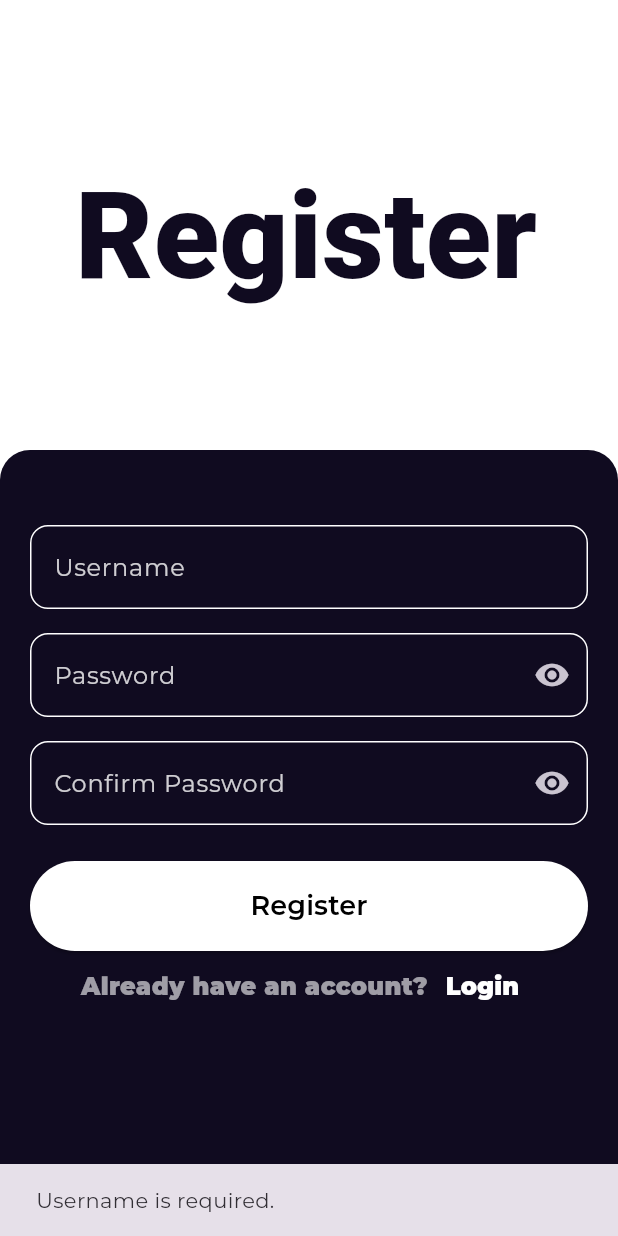
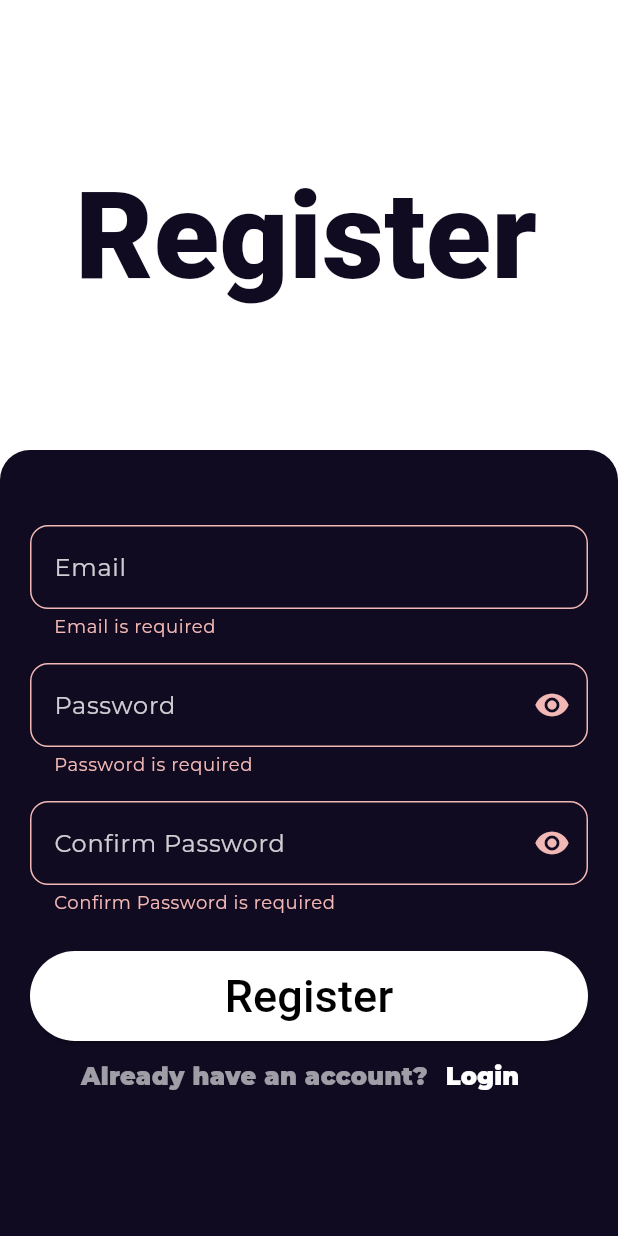
Before and after one commit to Shehta2000/Bookly, a Flutter app: the RegisterScreen screen opened by its route, after a tap on "Register", on a phone screen of 412 x 824 dp. Run offline on Flutter 3.47's test engine with Material 3 defaults, Android fonts, the phone set to English and light mode, and no system bars; our stand-ins replace awesome_snackbar_content, bloc, cached_network_image, dartz, dio, equatable and 6 more; missing offline and left inert: awesome_snackbar_content_new, fancy_snackbar; accounts and stored records are empty.

Commit message:
Validator textField Done

```diff
--- /dev/null
+++ b/lib/features/auth/views/register_screen.dart
@@ -0,0 +1,171 @@
+import 'package:awesome_snackbar_content/awesome_snackbar_content.dart';
+import 'package:bookly_app/constans.dart';
+import 'package:bookly_app/features/auth/widgets/custom_text_button.dart';
+import 'package:bookly_app/features/auth/widgets/custom_text_field.dart';
+import 'package:bookly_app/features/auth/widgets/custom_user_button.dart';
+import 'package:fancy_snackbar/fancy_snackbar.dart';
+import 'package:flutter/material.dart';
+import 'package:go_router/go_router.dart';
+import 'package:shared_preferences/shared_preferences.dart';
+
+import '../../../core/utils/app_router.dart';
+import '../../../core/utils/styles.dart';
+
+class RegisterScreen extends StatefulWidget {
+  const RegisterScreen({super.key});
+
+  @override
+  State<RegisterScreen> createState() => _RegisterScreenState();
+}
+
+class _RegisterScreenState extends State<RegisterScreen> {
+  final TextEditingController _usernameController = TextEditingController();
+  final TextEditingController _passwordController = TextEditingController();
+  final TextEditingController _confirmPasswordController =
+      TextEditingController();
+  final formKey = GlobalKey<FormState>();
+
+  Future<void> _register() async {
+    final username = _usernameController.text.trim();
+    final password = _passwordController.text.trim();
+    final confirmPassword = _confirmPasswordController.text.trim();
+
+
+    // حفظ بيانات المستخدم في SharedPreferences
+    final prefs = await SharedPreferences.getInstance();
+    await prefs.setString('username', username);
+    await prefs.setString('password', password);
+        await prefs.setString('confirmPassword', confirmPassword);
+
+         // عرض رسالة النجاح
+
+     FancySnackbar.show(context, 'Successfully Registered',
+       logo: const Icon(Icons.check, color: Colors.green, size: 32),
+       seconds: 2
+       );
+       GoRouter.of(context).push(AppRouter.kLoginScreen);
+
+    // عرض رسالة النجاح
+
+  }
+
+  @override
+  Widget build(BuildContext context) {
+    final size = MediaQuery.of(context).size;
+    return SafeArea(
+      child: Scaffold(
+        resizeToAvoidBottomInset: true,
+        backgroundColor: Colors.white,
+        body: Stack(
+          children: [
+            Padding(
+              padding: const EdgeInsets.only(top: 100, left: 50),
+              child: Text(
+                'Register',
+                style: Styles.textStyle30.copyWith(
+                  fontWeight: FontWeight.w900,
+                  fontSize: 80,
+                  color: kPrimaryColor,
+                ),
+              ),
+            ),
+            Container(
+              margin: const EdgeInsets.only(top: 300),
+              height: double.infinity,
+              width: size.width,
+              decoration: const BoxDecoration(
+                color: kPrimaryColor,
+                borderRadius: BorderRadius.only(
+                  topLeft: Radius.circular(20),
+                  topRight: Radius.circular(20),
+                ),
+              ),
+              child: Padding(
+                padding: const EdgeInsets.symmetric(horizontal: 20),
+                child: SingleChildScrollView(
+                  child: Form(
+                    key: formKey,
+                    child: Column(
+                      children: [
+                        const SizedBox(height: 50),
+                        CustomTextField(
+                          validator: (value) {
+                            if (value == null || value.isEmpty) {
+                              return 'Email is required';
+                            }
+                            return null;
+                          },
+                          label: 'Email',
+                          controller: _usernameController,
+                        ),
+                        const SizedBox(height: 16),
+                        CustomTextField(
+                          validator: (value) {
+                            if (value == null || value.isEmpty) {
+                              return 'Password is required';
+                            }
+                            if(value.length<8){
+                              return 'Password must be at least 8 characters';
+                            }
+                            if(_passwordController.text!=_confirmPasswordController.text){
+                              return 'Passwords don\'t match';
+                            }
+                            return null;
+                          },
+                          label: 'Password',
+                          isPassword: true,
+                          controller: _passwordController,
+                        ),
+                        const SizedBox(height: 16),
+                        CustomTextField(
+                          validator: (value) {
+                            if (value == null || value.isEmpty) {
+                              return 'Confirm Password is required';
+                            }
+                             if(_passwordController.text!=_confirmPasswordController.text){
+                              return 'Passwords don\'t match';
+                            }
+                            return null;
+                          },
+                          label: 'Confirm Password',
+                          isPassword: true,
+                          controller: _confirmPasswordController,
+                        ),
+                        const SizedBox(height: 24),
+                        CustomUserButton(
+
+                          text: 'Register',
+                          onPressed: () {
+                            if (formKey.currentState!.validate()) {
+                              _register();
+                            }
+                          },
+                        ),
+                        Row(
+                          mainAxisAlignment: MainAxisAlignment.center,
+                          children: [
+                            Text(
+                              'Already have an account?',
+                              style: Styles.textStyle16.copyWith(
+                                fontWeight: FontWeight.w900,
+                                color: Colors.white.withOpacity(0.6),
+                              ),
+                            ),
+                             CustomTextButton(
+                             onPressed: () => GoRouter.of(context).push(AppRouter.kLoginScreen),
+                             text: 'Login',
+                           ),
+                          ],
+                        ),
+                      ],
+                    ),
+                  ),
+                ),
+              ),
+            ),
+          ],
+        ),
+      ),
+    );
+  }
+}
--- /dev/null
+++ b/lib/features/auth/widgets/custom_text_button.dart
@@ -0,0 +1,29 @@
+// ignore_for_file: public_member_api_docs, sort_constructors_first
+import 'package:flutter/material.dart';
+import 'package:go_router/go_router.dart';
+
+import 'package:bookly_app/core/utils/app_router.dart';
+
+import '../../../core/utils/styles.dart';
+
+class CustomTextButton extends StatelessWidget {
+   CustomTextButton({
+    super.key,
+    required this.text,
+  required this.onPressed});
+   final String text;
+   void Function()? onPressed;
+  @override
+  Widget build(BuildContext context) {
+    return TextButton(
+      onPressed: onPressed,
+      child: Text(
+        text,
+        style: Styles.textStyle16.copyWith(
+          fontWeight: FontWeight.w900,
+          color: Colors.white,
+        ),
+      ),
+    );
+  }
+}
--- a/lib/features/login/widgets/custom_text_field.dart
+++ b/lib/features/auth/widgets/custom_text_field.dart
@@ -3,13 +3,14 @@ import 'package:flutter/material.dart';
 class CustomTextField extends StatefulWidget {
   final String label;
   final bool isPassword;
-  final TextEditingController controller; // إضافة TextEditingController
+  final TextEditingController controller;
+  final String? Function(String?)? validator; // إضافة TextEditingController
 
   const CustomTextField({
     super.key,
     required this.label,
     this.isPassword = false,
-    required this.controller, // تمرير TextEditingController
+    required this.controller, this.validator, // تمرير TextEditingController
   });
 
   @override
@@ -27,7 +28,8 @@ class _CustomTextFieldState extends State<CustomTextField> {
 
   @override
   Widget build(BuildContext context) {
-    return TextField(
+    return TextFormField(
+      validator: widget.validator,
       controller: widget.controller, // استخدام TextEditingController
       obscureText: _isPasswordVisible,
       decoration: InputDecoration(
--- a/lib/features/login/widgets/custom_user_button.dart
+++ b/lib/features/auth/widgets/custom_user_button.dart
@@ -17,7 +17,7 @@ class CustomUserButton extends StatelessWidget {
       style: ElevatedButton.styleFrom(
         backgroundColor: Colors.white,
         minimumSize: const Size(400, 60),
-      ), child: Text(text,style: Styles.textStyle18.copyWith(color: Colors.black),),
+      ), child: Text(text,style: Styles.textStyle30.copyWith(color: Colors.black, fontWeight: FontWeight.w500,fontSize: 30),),
     );
   }
 }
--- a/lib/features/login/views/register_screen.dart
+++ /dev/null
@@ -1,152 +0,0 @@
-import 'package:bookly_app/constans.dart';
-import 'package:bookly_app/features/login/widgets/custom_text_field.dart';
-import 'package:bookly_app/features/login/widgets/custom_user_button.dart';
-import 'package:flutter/material.dart';
-import 'package:go_router/go_router.dart';
-import 'package:shared_preferences/shared_preferences.dart';
-
-import '../../../core/utils/app_router.dart';
-import '../../../core/utils/styles.dart';
-class RegisterScreen extends StatefulWidget {
-  const RegisterScreen({super.key});
-
-  @override
-  State<RegisterScreen> createState() => _RegisterScreenState();
-}
-
-class _RegisterScreenState extends State<RegisterScreen> {
-  final TextEditingController _usernameController = TextEditingController();
-  final TextEditingController _passwordController = TextEditingController();
-  final TextEditingController _confirmPasswordController = TextEditingController();
-
-  Future<void> _register() async {
-  final username = _usernameController.text.trim();
-  final password = _passwordController.text.trim();
-  final confirmPassword = _confirmPasswordController.text.trim();
-
-     if (username.isEmpty) {
-    _showMessage('Username is required.');
-    return;
-  }
-  if (password.isEmpty) {
-    _showMessage('Password is required.');
-    return;
-  }
-  if (confirmPassword.isEmpty) {
-    _showMessage('Confirm Password is required.');
-    return;
-  }
-
-  // التحقق من تطابق كلمة المرور
-  if (password != confirmPassword) {
-    _showMessage('Passwords do not match.');
-    return;
-  }
-     // حفظ بيانات المستخدم في SharedPreferences
-   final prefs = await SharedPreferences.getInstance();
-  await prefs.setString('username', username);
-  await prefs.setString('password', password);
-
-
-    _showMessage('Registration Successful!');
-    GoRouter.of(context).push(AppRouter.kLoginScreen);
-  }
-
-  void _showMessage(String message) {
-    ScaffoldMessenger.of(context).showSnackBar(
-      SnackBar(content: Text(message)),
-    );
-  }
-
-  @override
-  Widget build(BuildContext context) {
-    final size = MediaQuery.of(context).size;
-    return SafeArea(
-      child: Scaffold(
-        resizeToAvoidBottomInset: true,
-        backgroundColor: Colors.white,
-        body: Stack(
-          children: [
-            Padding(
-              padding: const EdgeInsets.only(top: 100, left: 50),
-              child: Text(
-                'Register',
-                style: Styles.textStyle30.copyWith(
-                  fontWeight: FontWeight.w900,
-                  fontSize: 80,
-                  color: kPrimaryColor,
-                ),
-              ),
-            ),
-            Container(
-              margin: const EdgeInsets.only(top: 300),
-              height: double.infinity,
-              width: size.width,
-              decoration: const BoxDecoration(
-                color: kPrimaryColor,
-                borderRadius: BorderRadius.only(
-                  topLeft: Radius.circular(20),
-                  topRight: Radius.circular(20),
-                ),
-              ),
-              child: Padding(
-                padding: const EdgeInsets.symmetric(horizontal: 20),
-                child: SingleChildScrollView(
-                  child: Column(
-                    children: [
-                      const SizedBox(height: 50),
-                      CustomTextField(
-                        label: 'Username',
-                        controller: _usernameController,
-                      ),
-                      const SizedBox(height: 16),
-                      CustomTextField(
-                        label: 'Password',
-                        isPassword: true,
-                        controller: _passwordController,
-                      ),
-                      const SizedBox(height: 16),
-                      CustomTextField(
-                        label: 'Confirm Password',
-                        isPassword: true,
-                        controller: _confirmPasswordController,
-                      ),
-                      const SizedBox(height: 24),
-                      CustomUserButton(
-                        text: 'Register',
-                        onPressed: _register,
-                      ),
-                      Row(
-                        mainAxisAlignment: MainAxisAlignment.center,
-                        children: [
-                          Text(
-                            'Already have an account?',
-                            style: Styles.textStyle16.copyWith(
-                              fontWeight: FontWeight.w900,
-                              color: Colors.white.withOpacity(0.6),
-                            ),
-                          ),
-                          TextButton(
-                            onPressed: () =>
-                                GoRouter.of(context).push(AppRouter.kLoginScreen),
-                            child: Text(
-                              'Login',
-                              style: Styles.textStyle16.copyWith(
-                                fontWeight: FontWeight.w900,
-                                color: Colors.white,
-                              ),
-                            ),
-                          ),
-                        ],
-                      ),
-                    ],
-                  ),
-                ),
-              ),
-            ),
-          ],
-        ),
-      ),
-    );
-  }
-}
--- a/pubspec.yaml
+++ b/pubspec.yaml
@@ -28,11 +28,14 @@ environment:
 # the latest version available on pub.dev. To see which dependencies have newer
 # versions available, run `flutter pub outdated`.
 dependencies:
+  awesome_snackbar_content: ^0.1.5
+  awesome_snackbar_content_new: ^0.1.2
   cached_network_image: ^3.4.1
   cupertino_icons: ^1.0.8
   dartz: ^0.10.1
   dio: ^4.0.6
   equatable: ^2.0.7
+  fancy_snackbar: ^0.0.1
   flutter:
     sdk: flutter
   flutter_bloc: ^8.1.1
@@ -48,8 +51,7 @@ dev_dependencies:
   flutter_test:
     sdk: flutter
 
- # إزالة الشفافية من الأيقونة في iOS
-
+# إزالة الشفافية من الأيقونة في iOS
 # For information on the generic Dart part of this file, see the
 # following page: https://dart.dev/tools/pub/pubspec
 # The following section is specific to Flutter packages.
```
Also changed, not shown: lib/core/utils/app_router.dart (+4 -3 lines), lib/features/auth/views/login_screen.dart (added, +164 -0 lines), lib/features/auth/widgets/custom_container.dart (added, +10 -0 lines), lib/features/login/views/login_screen.dart (deleted, +0 -134 lines), lib/features/auth/views/welcome_screen.dart (renamed from lib/features/login/views/welcome_screen.dart), pubspec.lock.
